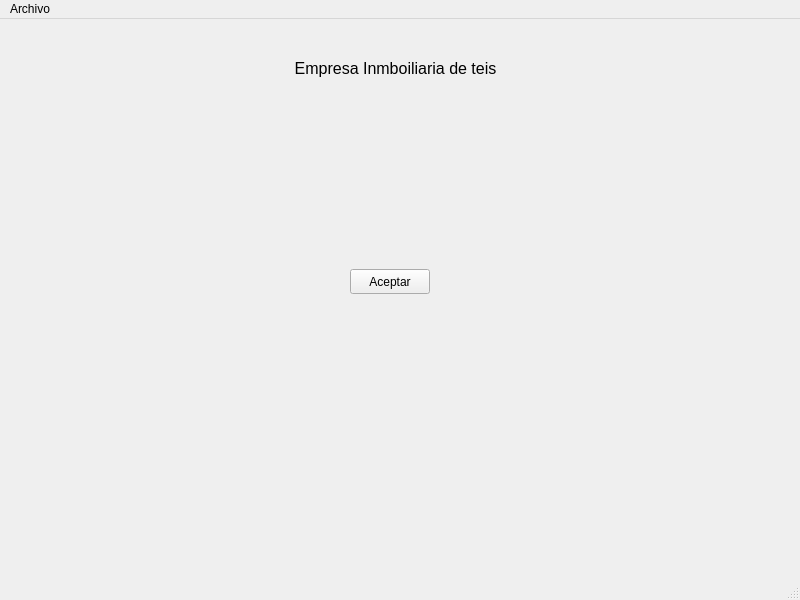
The window that venPrincipal.ui (DavBaquero/Proyecto-DI) describes before a commit, drawn with Qt 5.
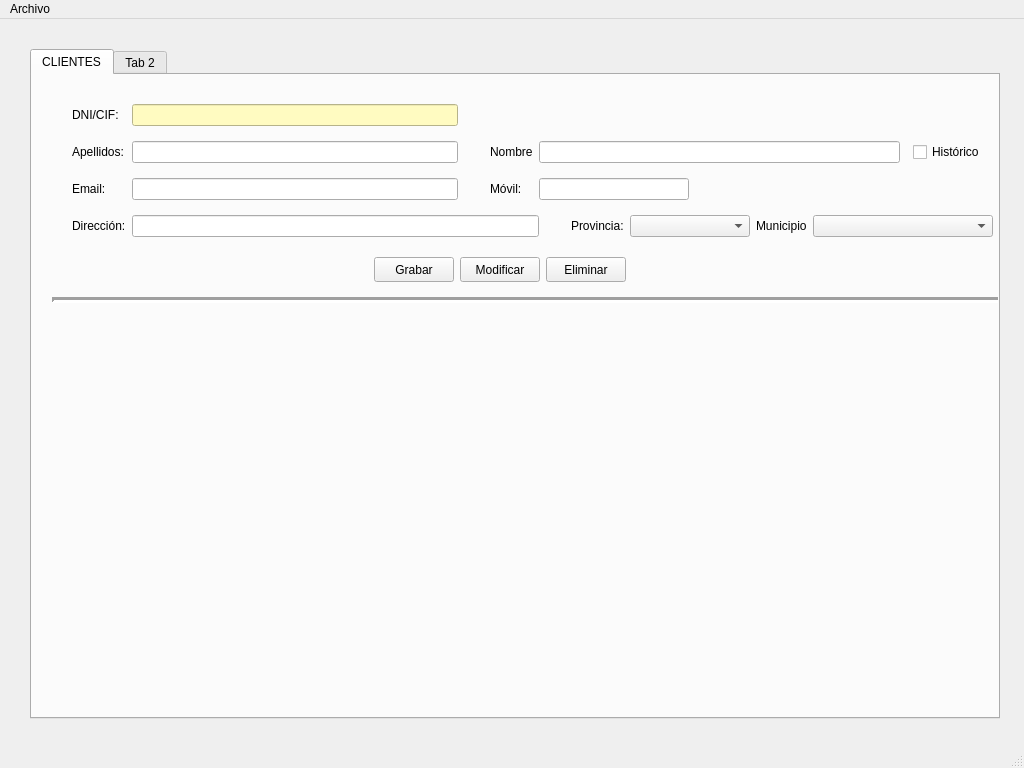
The same window after the commit.

Patch:
```diff
--- a/venPrincipal.ui
+++ b/venPrincipal.ui
@@ -6,62 +6,376 @@
    <rect>
     <x>0</x>
     <y>0</y>
-    <width>800</width>
-    <height>600</height>
+    <width>1024</width>
+    <height>768</height>
    </rect>
   </property>
+  <property name="sizePolicy">
+   <sizepolicy hsizetype="Preferred" vsizetype="Preferred">
+    <horstretch>0</horstretch>
+    <verstretch>0</verstretch>
+   </sizepolicy>
+  </property>
+  <property name="focusPolicy">
+   <enum>Qt::TabFocus</enum>
+  </property>
+  <property name="contextMenuPolicy">
+   <enum>Qt::DefaultContextMenu</enum>
+  </property>
   <property name="windowTitle">
    <string>InmoTeis</string>
   </property>
+  <property name="layoutDirection">
+   <enum>Qt::LeftToRight</enum>
+  </property>
   <widget class="QWidget" name="centralwidget">
-   <widget class="QPushButton" name="pushButton">
+   <widget class="QTabWidget" name="panPrincipal">
     <property name="geometry">
      <rect>
-      <x>350</x>
-      <y>250</y>
-      <width>80</width>
-      <height>25</height>
+      <x>30</x>
+      <y>30</y>
+      <width>970</width>
+      <height>670</height>
      </rect>
     </property>
+    <property name="sizePolicy">
+     <sizepolicy hsizetype="Ignored" vsizetype="Ignored">
+      <horstretch>0</horstretch>
+      <verstretch>0</verstretch>
+     </sizepolicy>
+    </property>
     <property name="minimumSize">
      <size>
-      <width>80</width>
-      <height>25</height>
+      <width>970</width>
+      <height>670</height>
      </size>
     </property>
-    <property name="maximumSize">
-     <size>
-      <width>80</width>
-      <height>25</height>
-     </size>
+    <property name="layoutDirection">
+     <enum>Qt::LeftToRight</enum>
     </property>
-    <property name="text">
-     <string>Aceptar</string>
+    <property name="currentIndex">
+     <number>0</number>
     </property>
-   </widget>
-   <widget class="QLabel" name="ibiTitulo">
-    <property name="geometry">
-     <rect>
-      <x>240</x>
-      <y>9</y>
-      <width>311</width>
-      <height>81</height>
-     </rect>
-    </property>
-    <property name="font">
-     <font>
-      <pointsize>12</pointsize>
-     </font>
-    </property>
-    <property name="text">
-     <string>Empresa Inmboiliaria de teis</string>
-    </property>
-    <property name="scaledContents">
-     <bool>false</bool>
-    </property>
-    <property name="alignment">
-     <set>Qt::AlignCenter</set>
-    </property>
+    <widget class="QWidget" name="tabClientes">
+     <attribute name="title">
+      <string>CLIENTES</string>
+     </attribute>
+     <widget class="Line" name="line">
+      <property name="geometry">
+       <rect>
+        <x>20</x>
+        <y>210</y>
+        <width>1000</width>
+        <height>31</height>
+       </rect>
+      </property>
+      <property name="lineWidth">
+       <number>3</number>
+      </property>
+      <property name="orientation">
+       <enum>Qt::Horizontal</enum>
+      </property>
+     </widget>
+     <widget class="QWidget" name="">
+      <property name="geometry">
+       <rect>
+        <x>342</x>
+        <y>181</y>
+        <width>254</width>
+        <height>27</height>
+       </rect>
+      </property>
+      <layout class="QHBoxLayout" name="horizontalLayout">
+       <item>
+        <widget class="QPushButton" name="btnGrabarcli">
+         <property name="minimumSize">
+          <size>
+           <width>80</width>
+           <height>25</height>
+          </size>
+         </property>
+         <property name="maximumSize">
+          <size>
+           <width>80</width>
+           <height>25</height>
+          </size>
+         </property>
+         <property name="text">
+          <string>Grabar</string>
+         </property>
+        </widget>
+       </item>
+       <item>
+        <widget class="QPushButton" name="btnModificli">
+         <property name="minimumSize">
+          <size>
+           <width>80</width>
+           <height>25</height>
+          </size>
+         </property>
+         <property name="maximumSize">
+          <size>
+           <width>80</width>
+           <height>25</height>
+          </size>
+         </property>
+         <property name="text">
+          <string>Modificar</string>
+         </property>
+        </widget>
+       </item>
+       <item>
+        <widget class="QPushButton" name="btnEliminarcli">
+         <property name="minimumSize">
+          <size>
+           <width>80</width>
+           <height>25</height>
+          </size>
+         </property>
+         <property name="maximumSize">
+          <size>
+           <width>80</width>
+           <height>25</height>
+          </size>
+         </property>
+         <property name="text">
+          <string>Eliminar</string>
+         </property>
+        </widget>
+       </item>
+      </layout>
+     </widget>
+     <widget class="QWidget" name="">
+      <property name="geometry">
+       <rect>
+        <x>40</x>
+        <y>20</y>
+        <width>921</width>
+        <height>151</height>
+       </rect>
+      </property>
+      <layout class="QGridLayout" name="gridLayout">
+       <item row="3" column="5">
+        <spacer name="horizontalSpacer_3">
+         <property name="orientation">
+          <enum>Qt::Horizontal</enum>
+         </property>
+         <property name="sizeType">
+          <enum>QSizePolicy::Fixed</enum>
+         </property>
+         <property name="sizeHint" stdset="0">
+          <size>
+           <width>20</width>
+           <height>20</height>
+          </size>
+         </property>
+        </spacer>
+       </item>
+       <item row="0" column="0">
+        <widget class="QLabel" name="lblDnicli">
+         <property name="text">
+          <string>DNI/CIF:</string>
+         </property>
+        </widget>
+       </item>
+       <item row="1" column="2">
+        <spacer name="horizontalSpacer">
+         <property name="orientation">
+          <enum>Qt::Horizontal</enum>
+         </property>
+         <property name="sizeType">
+          <enum>QSizePolicy::Fixed</enum>
+         </property>
+         <property name="sizeHint" stdset="0">
+          <size>
+           <width>20</width>
+           <height>20</height>
+          </size>
+         </property>
+        </spacer>
+       </item>
+       <item row="2" column="1">
+        <widget class="QLineEdit" name="txtEmailcli">
+         <property name="minimumSize">
+          <size>
+           <width>300</width>
+           <height>0</height>
+          </size>
+         </property>
+        </widget>
+       </item>
+       <item row="1" column="3">
+        <widget class="QLabel" name="lblNomcli">
+         <property name="text">
+          <string>Nombre</string>
+         </property>
+        </widget>
+       </item>
+       <item row="2" column="3">
+        <widget class="QLabel" name="lblMovilcli">
+         <property name="text">
+          <string>Móvil:</string>
+         </property>
+        </widget>
+       </item>
+       <item row="3" column="0">
+        <widget class="QLabel" name="lblDircli">
+         <property name="text">
+          <string>Dirección:</string>
+         </property>
+        </widget>
+       </item>
+       <item row="3" column="1" colspan="4">
+        <widget class="QLineEdit" name="txtDircli">
+         <property name="minimumSize">
+          <size>
+           <width>400</width>
+           <height>0</height>
+          </size>
+         </property>
+        </widget>
+       </item>
+       <item row="3" column="6">
+        <widget class="QLabel" name="lblProvcli">
+         <property name="text">
+          <string>Provincia:</string>
+         </property>
+        </widget>
+       </item>
+       <item row="3" column="8">
+        <widget class="QLabel" name="lblMunicli">
+         <property name="text">
+          <string>Municipio</string>
+         </property>
+        </widget>
+       </item>
+       <item row="3" column="9" colspan="2">
+        <widget class="QComboBox" name="cmbMunicli">
+         <property name="minimumSize">
+          <size>
+           <width>180</width>
+           <height>0</height>
+          </size>
+         </property>
+        </widget>
+       </item>
+       <item row="3" column="7">
+        <widget class="QComboBox" name="cmbProvcli">
+         <property name="minimumSize">
+          <size>
+           <width>120</width>
+           <height>0</height>
+          </size>
+         </property>
+        </widget>
+       </item>
+       <item row="1" column="1">
+        <widget class="QLineEdit" name="txtApelcli">
+         <property name="minimumSize">
+          <size>
+           <width>300</width>
+           <height>0</height>
+          </size>
+         </property>
+        </widget>
+       </item>
+       <item row="1" column="10" alignment="Qt::AlignHCenter|Qt::AlignVCenter">
+        <widget class="QCheckBox" name="chkHisoriacli">
+         <property name="text">
+          <string>Histórico</string>
+         </property>
+        </widget>
+       </item>
+       <item row="0" column="1">
+        <widget class="QLineEdit" name="txtDnicli">
+         <property name="minimumSize">
+          <size>
+           <width>120</width>
+           <height>0</height>
+          </size>
+         </property>
+         <property name="styleSheet">
+          <string notr="true">background-color: rgb(255, 251, 193);</string>
+         </property>
+        </widget>
+       </item>
+       <item row="1" column="4" colspan="6">
+        <widget class="QLineEdit" name="txtNomcli">
+         <property name="minimumSize">
+          <size>
+           <width>300</width>
+           <height>0</height>
+          </size>
+         </property>
+        </widget>
+       </item>
+       <item row="2" column="0">
+        <widget class="QLabel" name="lblEmailcli">
+         <property name="text">
+          <string>Email:</string>
+         </property>
+        </widget>
+       </item>
+       <item row="1" column="0">
+        <widget class="QLabel" name="lblApelcli">
+         <property name="text">
+          <string>Apellidos:</string>
+         </property>
+        </widget>
+       </item>
+       <item row="2" column="4" colspan="4">
+        <widget class="QLineEdit" name="txtMovilcli">
+         <property name="minimumSize">
+          <size>
+           <width>150</width>
+           <height>0</height>
+          </size>
+         </property>
+         <property name="maximumSize">
+          <size>
+           <width>150</width>
+           <height>16777215</height>
+          </size>
+         </property>
+        </widget>
+       </item>
+       <item row="2" column="2">
+        <spacer name="horizontalSpacer_2">
+         <property name="orientation">
+          <enum>Qt::Horizontal</enum>
+         </property>
+         <property name="sizeType">
+          <enum>QSizePolicy::Fixed</enum>
+         </property>
+         <property name="sizeHint" stdset="0">
+          <size>
+           <width>20</width>
+           <height>20</height>
+          </size>
+         </property>
+        </spacer>
+       </item>
+      </layout>
+     </widget>
+    </widget>
+    <widget class="QWidget" name="tabConstruccion">
+     <attribute name="title">
+      <string>Tab 2</string>
+     </attribute>
+     <widget class="QLabel" name="label">
+      <property name="geometry">
+       <rect>
+        <x>260</x>
+        <y>240</y>
+        <width>341</width>
+        <height>121</height>
+       </rect>
+      </property>
+      <property name="text">
+       <string>PANEL EN CONSTRUCCION</string>
+      </property>
+     </widget>
+    </widget>
    </widget>
   </widget>
   <widget class="QMenuBar" name="menubar">
@@ -69,7 +383,7 @@
     <rect>
      <x>0</x>
      <y>0</y>
-     <width>800</width>
+     <width>1024</width>
      <height>21</height>
     </rect>
    </property>
```
